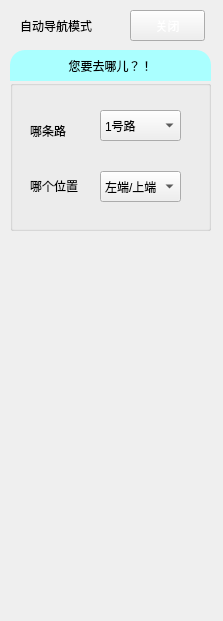
Before: the Qt Designer form navigationControllBoard.ui in CSU-Bug-Killer/CarDemo2, drawn with Qt 5.
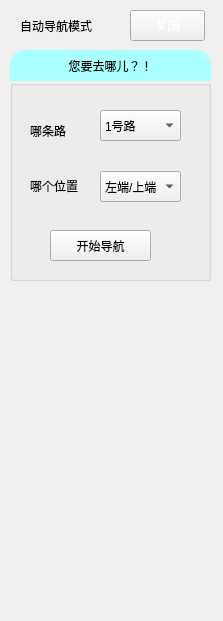
After: the same form once the commit is applied.

```diff
--- a/navigationControllBoard.ui
+++ b/navigationControllBoard.ui
@@ -51,7 +51,7 @@
      <x>10</x>
      <y>80</y>
      <width>201</width>
-     <height>151</height>
+     <height>201</height>
     </rect>
    </property>
    <property name="styleSheet">
@@ -146,6 +146,19 @@
      </property>
     </item>
    </widget>
+   <widget class="QPushButton" name="navigateStartBtn">
+    <property name="geometry">
+     <rect>
+      <x>40</x>
+      <y>150</y>
+      <width>101</width>
+      <height>31</height>
+     </rect>
+    </property>
+    <property name="text">
+     <string>开始导航</string>
+    </property>
+   </widget>
   </widget>
   <widget class="QLabel" name="destinationLbl">
    <property name="geometry">
```
Left out of the diff: 5 changed lines with no effect on the pictures.
